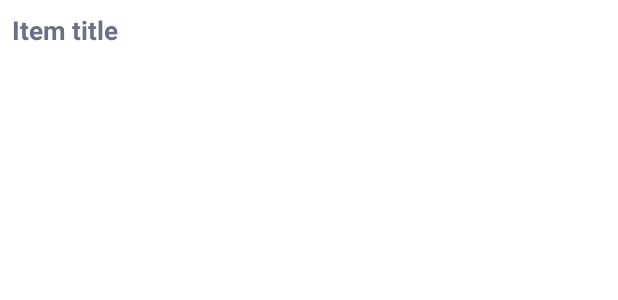
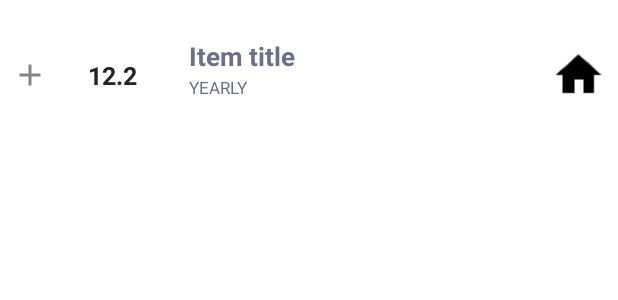
Before and after one commit to hothf/tcalc, an Android app: the layout item_home_default.xml on its own in the app's theme, with its tools: preview values and no code run, on a phone screen of 412 x 824 dp. Shown: the top 300 px of the screen. Run offline under Robolectric (Android 15) with nearby library versions, the phone set to English and light mode, and no system bars.

Commit message:
Mildly improve visuals for record items

```diff
--- a/app/src/main/java/de/ka/jamit/tcalc/repo/db/DatabaseModels.kt
+++ b/app/src/main/java/de/ka/jamit/tcalc/repo/db/DatabaseModels.kt
@@ -1,7 +1,9 @@
 package de.ka.jamit.tcalc.repo.db
 
+import androidx.annotation.ColorRes
 import androidx.annotation.DrawableRes
 import androidx.annotation.Keep
+import androidx.annotation.StringRes
 import de.ka.jamit.tcalc.R
 import io.objectbox.annotation.Convert
 import io.objectbox.annotation.Entity
@@ -22,8 +24,10 @@ data class RecordDao(
         val isIncome: Boolean = false,
         val userId: Long) {
 
-    enum class TimeSpan(val id: Int) {
-        MONTHLY(0), QUARTERLY(1), YEARLY(2);
+    enum class TimeSpan(val id: Int, @StringRes val translationRes: Int) {
+        MONTHLY(0, R.string.enum_timespan_monthly),
+        QUARTERLY(1, R.string.enum_timespan_quarterly),
+        YEARLY(2, R.string.enum_timespan_yearly)
     }
 
     class TimeSpanConverter : PropertyConverter<TimeSpan, Int> {
@@ -37,11 +41,11 @@ data class RecordDao(
         }
     }
 
-    enum class Category(val id: Int, @DrawableRes val resId: Int) {
-        COMMON(0, R.drawable.ic_home),
-        HOUSE(1, R.drawable.ic_profile),
-        SAVING(2, R.drawable.ic_settings),
-        CAR(3, R.drawable.ic_home)
+    enum class Category(val id: Int, @DrawableRes val resId: Int, @ColorRes val shadeRes: Int) {
+        COMMON(0, R.drawable.ic_home, R.color.shade_one),
+        HOUSE(1, R.drawable.ic_profile, R.color.shade_two),
+        SAVING(2, R.drawable.ic_settings, R.color.shade_three),
+        CAR(3, R.drawable.ic_home, R.color.shade_four)
     }
 
     class CategoryConverter : PropertyConverter<Category, Int> {
--- a/app/src/main/java/de/ka/jamit/tcalc/ui/home/list/HomeListItemViewModel.kt
+++ b/app/src/main/java/de/ka/jamit/tcalc/ui/home/list/HomeListItemViewModel.kt
@@ -21,8 +21,11 @@ class HomeListItemViewModel(val item: RecordDao,
     val title = AppDatabase.getTranslatedStringForKey(resourcesProvider, item.key)
     val alpha = if (item.isConsidered) 1.0f else 0.5f
     val value = item.value.toString()
-    val timeSpan = item.timeSpan.name
+    val timeSpan = resourcesProvider.getString(item.timeSpan.translationRes)
+    val categoryImage = item.category.resId
     val valueTextColor = if (item.isIncome) resourcesProvider.getColor(R.color.fontColorPositive) else resourcesProvider.getColor(R.color.fontColorNegative)
+    val valueImage = if (item.isIncome) R.drawable.ic_add else R.drawable.ic_remove
+    val categoryShade = resourcesProvider.getColor(item.category.shadeRes)
 
     /**
      * Called on a click of the item.
--- /dev/null
+++ b/app/src/main/res/drawable-anydpi/ic_delete.xml
@@ -0,0 +1,11 @@
+<vector xmlns:android="http://schemas.android.com/apk/res/android"
+    android:width="24dp"
+    android:height="24dp"
+    android:viewportWidth="24"
+    android:viewportHeight="24"
+    android:tint="#333333"
+    android:alpha="0.6">
+  <path
+      android:fillColor="@android:color/white"
+      android:pathData="M6,19c0,1.1 0.9,2 2,2h8c1.1,0 2,-0.9 2,-2V7H6v12zM19,4h-3.5l-1,-1h-5l-1,1H5v2h14V4z"/>
+</vector>
--- a/app/src/main/res/layout/item_home_default.xml
+++ b/app/src/main/res/layout/item_home_default.xml
@@ -12,48 +12,117 @@
 
     <RelativeLayout
         android:layout_width="match_parent"
-        android:layout_height="100dp"
-        android:background="?android:attr/selectableItemBackground"
-        android:onClick="@{()->viewModel.onClick()}">
-
+        android:layout_height="@dimen/default_100">
 
         <View
             android:layout_width="match_parent"
             android:layout_height="match_parent"
-            android:background="#ff0000" />
+            android:background="@color/colorRemove" />
+
+        <ImageView
+            android:layout_width="@dimen/default_36"
+            android:tint="@color/defaultBackgroundPrimary"
+            android:src="@drawable/ic_delete"
+            android:layout_alignParentEnd="true"
+            android:layout_centerVertical="true"
+            android:layout_marginEnd="@dimen/default_24"
+            android:layout_height="@dimen/default_36" />
+
+        <ImageView
+            android:layout_width="@dimen/default_36"
+            android:tint="@color/defaultBackgroundPrimary"
+            android:src="@drawable/ic_delete"
+            android:layout_alignParentStart="true"
+            android:layout_centerVertical="true"
+            android:layout_marginStart="@dimen/default_24"
+            android:layout_height="@dimen/default_36" />
 
         <RelativeLayout
             android:id="@+id/swipeableContainer"
             android:layout_width="match_parent"
             android:layout_height="match_parent"
-            android:background="@color/cardview_light_background">
+            android:background="@color/defaultBackgroundPrimary">
+
+            <View
+                android:layout_width="match_parent"
+                android:layout_height="match_parent"
+                android:background="?android:attr/selectableItemBackground"
+                android:onClick="@{()->viewModel.onClick()}" />
+
+            <View
+                android:layout_width="match_parent"
+                android:alpha="@{viewModel.alpha}"
+                android:background="@{viewModel.categoryShade}"
+                android:layout_height="match_parent" />
+
+            <ImageView
+                android:id="@+id/symbol"
+                android:layout_width="@dimen/default_24"
+                android:layout_height="match_parent"
+                android:layout_alignParentStart="true"
+                android:layout_marginStart="@dimen/default_8"
+                android:alpha="@{viewModel.alpha}"
+                android:tint="@{viewModel.valueTextColor}"
+                app:setImageResource="@{viewModel.valueImage}"
+                tools:src="@drawable/ic_add" />
+
+            <TextView
+                android:id="@+id/value"
+                style="@style/textDefault.title.bold"
+                android:layout_width="@dimen/default_86"
+                android:layout_height="match_parent"
+                android:layout_toEndOf="@+id/symbol"
+                android:alpha="@{viewModel.alpha}"
+                android:autoSizeMaxTextSize="@dimen/font_max_size"
+                android:autoSizeTextType="uniform"
+                android:ellipsize="end"
+                android:gravity="center"
+                android:maxLines="1"
+                android:text="@{viewModel.value}"
+                tools:text="12.2" />
 
             <TextView
                 android:id="@+id/title"
                 style="@style/textDefault.bold"
-                android:layout_width="wrap_content"
+                android:layout_width="match_parent"
                 android:layout_height="wrap_content"
-                android:padding="@dimen/default_8"
+                android:layout_above="@+id/helper"
+                android:layout_toStartOf="@+id/image"
+                android:layout_toEndOf="@+id/value"
                 android:alpha="@{viewModel.alpha}"
+                android:layout_marginStart="@dimen/default_8"
                 android:text="@{viewModel.title}"
                 tools:text="Item title" />
 
-            <TextView
-                android:id="@+id/value"
-                android:layout_width="wrap_content"
-                android:layout_height="wrap_content"
-                android:layout_below="@+id/title"
-                android:alpha="@{viewModel.alpha}"
-                android:textColor="@{viewModel.valueTextColor}"
-                android:text="@{viewModel.value}" />
 
             <TextView
-                android:layout_width="wrap_content"
+                style="@style/textDefault.small"
+                android:layout_width="match_parent"
                 android:layout_height="wrap_content"
-                android:layout_below="@+id/title"
+                android:layout_below="@+id/helper"
+                android:layout_marginStart="@dimen/default_8"
+                android:layout_toStartOf="@+id/image"
+                android:layout_toEndOf="@+id/value"
                 android:alpha="@{viewModel.alpha}"
-                android:layout_toEndOf="@+id/value"
-                android:text="@{viewModel.timeSpan}" />
+                android:text="@{viewModel.timeSpan}"
+                tools:text="YEARLY" />
+
+            <View
+                android:id="@+id/helper"
+                android:layout_width="@dimen/default_1"
+                android:layout_height="@dimen/default_1"
+                android:layout_centerVertical="true"
+                android:layout_toEndOf="@+id/value" />
+
+            <ImageView
+                android:id="@+id/image"
+                android:layout_width="@dimen/default_36"
+                android:layout_height="match_parent"
+                android:layout_alignParentEnd="true"
+                android:layout_marginEnd="@dimen/default_8"
+                android:alpha="@{viewModel.alpha}"
+                app:setImageResource="@{viewModel.categoryImage}"
+                tools:src="@drawable/ic_home" />
         </RelativeLayout>
 
     </RelativeLayout>
--- a/app/src/main/res/values/colors.xml
+++ b/app/src/main/res/values/colors.xml
@@ -4,6 +4,8 @@
     <color name="colorPrimaryDark">#27b094</color>
     <color name="colorAccent">#1f8f45</color>
     <color name="colorHighlight">@color/colorAccent</color>
+
+    <color name="colorRemove">#bf0821</color>
 
     <color name="defaultBackgroundPrimary">#ffffff</color>
     <color name="defaultBackgroundPrimaryInverted">#000000</color>
@@ -29,4 +31,14 @@
 
     <color name="fontColorPositive">#1f8f45</color>
     <color name="fontColorNegative">#f11100</color>
+
+
+    <color name="shade_one">#55eb4034</color>
+    <color name="shade_two">#55dfe833</color>
+    <color name="shade_three">#5530e630</color>
+    <color name="shade_four">#552be0ce</color>
+    <color name="shade_five">#552b67e0</color>
+    <color name="shade_six">#55792be0</color>
+    <color name="shade_seven">#55db2ac4</color>
+    <color name="shade_eight">#55cf273e</color>
 </resources>
--- a/app/src/main/res/values/strings.xml
+++ b/app/src/main/res/values/strings.xml
@@ -22,6 +22,10 @@
 
     <string name="home_empty_text">No entries!</string>
 
+    <string name="enum_timespan_monthly">Monthly</string>
+    <string name="enum_timespan_quarterly">Quarterly</string>
+    <string name="enum_timespan_yearly">Yearly</string>
+
     <string name="error_input_empty">Please enter something</string>
     <string name="error_input_not_float">Please enter a valid number</string>
     <string name="error_input_too_small">Please use at least %s characters</string>
```
Also changed, not shown: app/src/main/res/drawable-hdpi/ic_delete.png (added), app/src/main/res/drawable-mdpi/ic_delete.png (added), app/src/main/res/drawable-xhdpi/ic_delete.png (added), app/src/main/res/drawable-xxhdpi/ic_delete.png (added).
